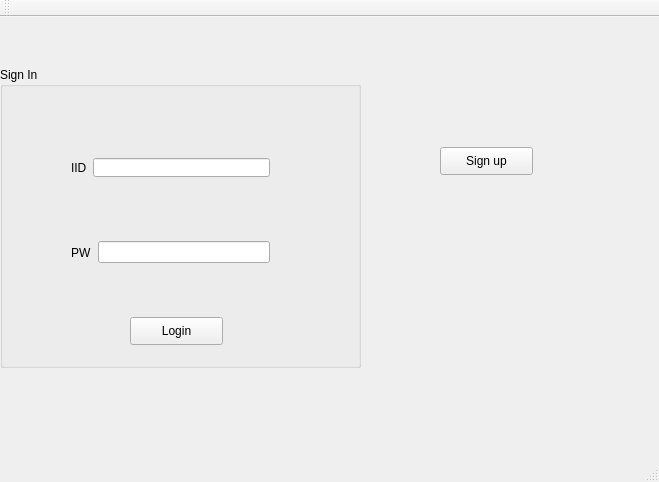
The window that mainwindow.ui (CAU-OSS-2019/team-project-team17) describes before a commit, drawn with Qt 5.
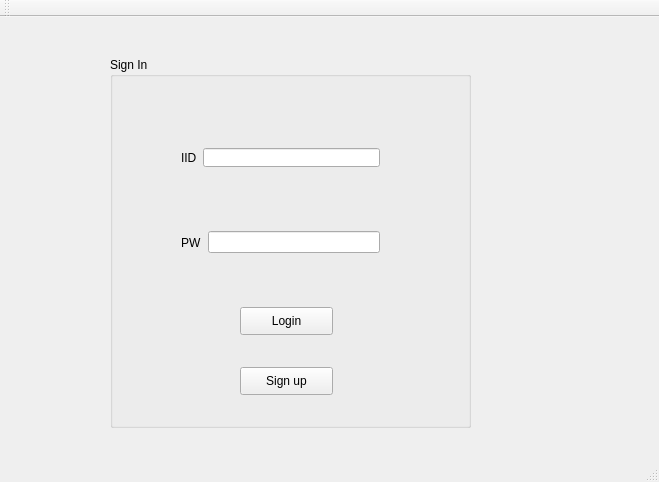
The same window after the commit.

Patch:
```diff
--- a/mainwindow.ui
+++ b/mainwindow.ui
@@ -13,16 +13,22 @@
   <property name="windowTitle">
    <string>MainWindow</string>
   </property>
+  <property name="styleSheet">
+   <string notr="true"/>
+  </property>
   <widget class="QWidget" name="centralWidget">
    <widget class="QGroupBox" name="groupBox">
     <property name="geometry">
      <rect>
-      <x>0</x>
-      <y>50</y>
+      <x>110</x>
+      <y>40</y>
       <width>361</width>
-      <height>301</height>
+      <height>371</height>
      </rect>
     </property>
+    <property name="styleSheet">
+     <string notr="true"/>
+    </property>
     <property name="title">
      <string>Sign In</string>
     </property>
@@ -83,16 +89,18 @@
        <height>28</height>
       </rect>
      </property>
+     <property name="styleSheet">
+      <string notr="true"/>
+     </property>
      <property name="text">
       <string>Login</string>
      </property>
     </widget>
-   </widget>
    <widget class="QPushButton" name="pushButton_Signup">
     <property name="geometry">
      <rect>
-      <x>440</x>
-      <y>130</y>
+       <x>130</x>
+       <y>310</y>
       <width>93</width>
       <height>28</height>
      </rect>
@@ -100,6 +108,7 @@
     <property name="text">
      <string>Sign up</string>
     </property>
+    </widget>
    </widget>
   </widget>
   <widget class="QMenuBar" name="menuBar">
```
Lines whose indentation alone changed are shown as unchanged.
